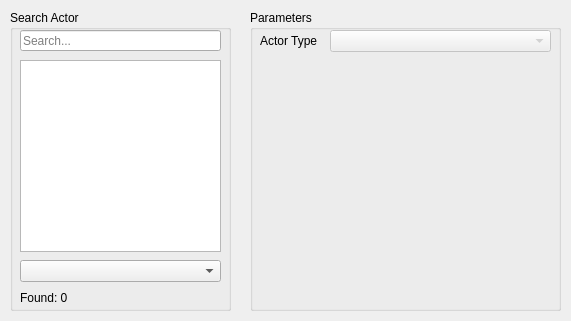
Before: the Qt Designer form res/MainWindow.ui in Yanis42/Cole, drawn with Qt 5.
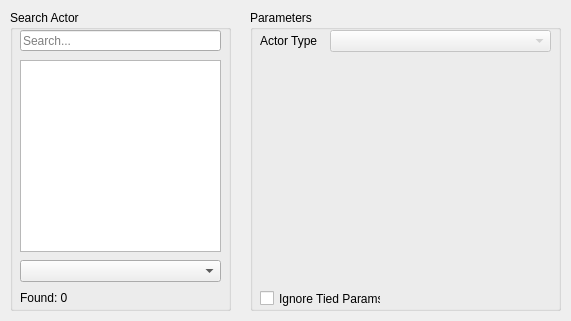
After: the same form once the commit is applied.

Commit message: button to ignore tied params fixed checkbox using useless labels

```diff
--- a/res/MainWindow.ui
+++ b/res/MainWindow.ui
@@ -144,11 +144,24 @@
        <x>10</x>
        <y>50</y>
        <width>291</width>
-       <height>241</height>
+       <height>221</height>
       </rect>
      </property>
      <layout class="QFormLayout" name="paramLayout"/>
     </widget>
+    <widget class="QCheckBox" name="ignoreTiedBox">
+     <property name="geometry">
+      <rect>
+       <x>10</x>
+       <y>280</y>
+       <width>121</width>
+       <height>17</height>
+      </rect>
+     </property>
+     <property name="text">
+      <string>Ignore Tied Params</string>
+     </property>
+    </widget>
    </widget>
   </widget>
  </widget>
```
The commit also changes 3 other files.
